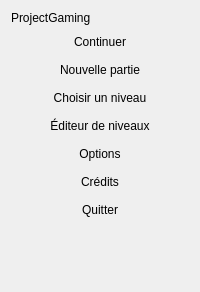
This is Source/Elements/UI/MainMenu.ui in azertval/ProjectGaming as Qt 5 draws it before an edit. The edited form follows.
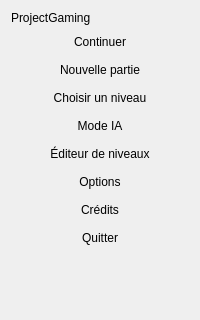
This is the edited form. Custom widgets are drawn as their Qt base class.

Commit message: Lot-Annexe -- IA de resolution autonome (LOT-ANNEXE-01 a 21) (#105)

```diff
--- a/Source/Elements/UI/MainMenu.ui
+++ b/Source/Elements/UI/MainMenu.ui
@@ -41,6 +41,16 @@
      <property name="flat"><bool>true</bool></property>
     </widget>
    </item>
+   <item>
+    <widget class="hmi::PixelMenuButton" name="aiModeButton">
+     <!-- Mode IA (LOT-ANNEXE-21) : ecran a trois onglets (Entrainement, Validation et sauvegarde,
+          Rejeu), remplace l'ancienne entree Regarder l'IA jouer (LOT-ANNEXE-18), dont l'onglet
+          Rejeu reprend le role. -->
+     <property name="cursor"><cursorShape>PointingHandCursor</cursorShape></property>
+     <property name="text"><string>Mode IA</string></property>
+     <property name="flat"><bool>true</bool></property>
+    </widget>
+   </item>
    <item>
     <widget class="hmi::PixelMenuButton" name="editorButton">
      <property name="cursor"><cursorShape>PointingHandCursor</cursorShape></property>
```
The commit also changes 376 other files.
